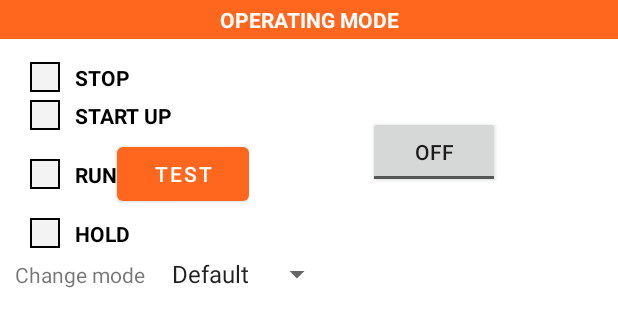
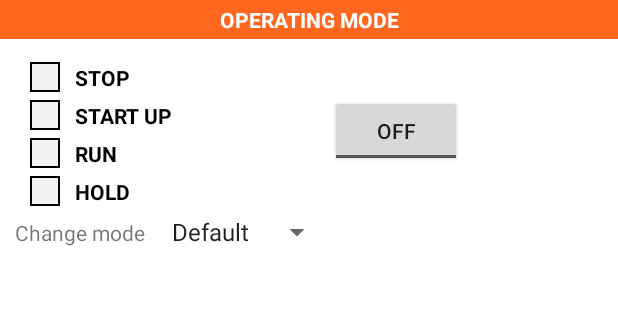
Before and after one commit to Anna-Surma/BEng-Thesis, an Android app: the layout fragment_mode.xml on its own in the app's theme, with its tools: preview values and no code run, on a phone screen of 412 x 824 dp. Shown: the top 327 px of the screen. Run offline under Robolectric (Android 15) with nearby library versions, the phone set to English and light mode, and no system bars; network calls fail.

Commit message:
Add errors automatically Delete test btn

```diff
--- a/app/src/main/res/layout/fragment_mode.xml
+++ b/app/src/main/res/layout/fragment_mode.xml
@@ -147,17 +147,6 @@
                             app:layout_constraintStart_toEndOf="@+id/ivLedRun"
                             app:layout_constraintTop_toTopOf="parent" />
 
-                        <Button
-                            android:id="@+id/btnTest"
-                            android:layout_width="wrap_content"
-                            android:layout_height="wrap_content"
-                            android:text="TEST"
-                            app:layout_constraintBottom_toBottomOf="parent"
-                            app:layout_constraintStart_toEndOf="@+id/tvRun"
-                            app:layout_constraintTop_toTopOf="parent">
-
-                        </Button>
-
                     </androidx.constraintlayout.widget.ConstraintLayout>
 
                     <androidx.constraintlayout.widget.ConstraintLayout
```
Also changed, not shown: app/src/main/java/com/example/inzynierka_app/fragment/ModeFragment.kt (+4 -8 lines).
